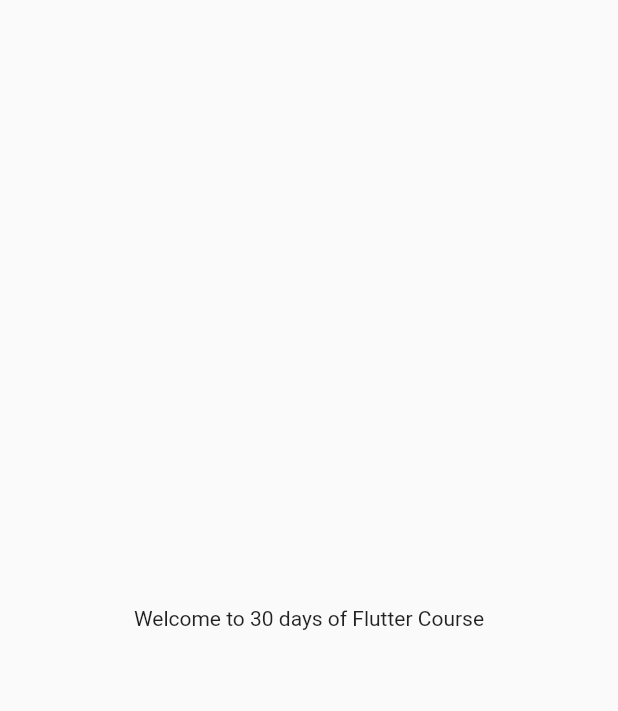
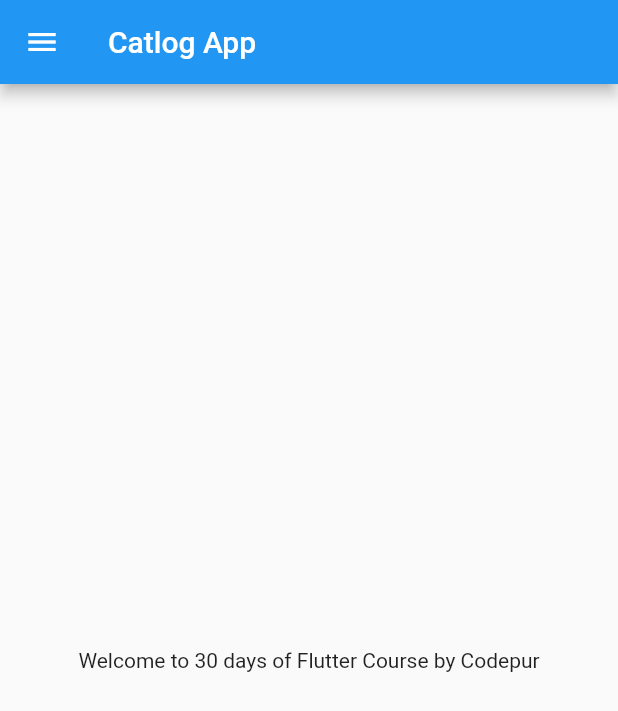
Before and after one commit to amitmahajan09/30DaysOfFlutter, a Flutter app: the screen it shows after launch, on a phone screen of 412 x 824 dp. Shown: the top 711 px of the screen. Run offline on Flutter 3.47's test engine with Material 2 defaults, Android fonts, the phone set to English and light mode, and no system bars.

Commit message:
Day2 Completed

```diff
--- /dev/null
+++ b/lib/home_page.dart
@@ -0,0 +1,20 @@
+import 'package:flutter/material.dart';
+
+class HomePage extends StatelessWidget {
+  final int days = 30;
+  final String name = "Codepur";
+  @override
+  Widget build(BuildContext context) {
+    return Scaffold(
+      appBar: AppBar(
+        title: Text("Catlog App"),
+      ),
+      body: Center(
+        child: Container(
+          child: Text("Welcome to $days days of Flutter Course by $name"),
+        ),
+      ),
+      drawer: Drawer(),
+    );
+  }
+}
--- a/lib/main.dart
+++ b/lib/main.dart
@@ -1,22 +1,13 @@
 import 'package:flutter/material.dart';
+import 'package:flutter_complete_guide/home_page.dart';
 
 void main() {
   runApp(MyApp());
 }
 
 class MyApp extends StatelessWidget {
-  const MyApp({Key? key}) : super(key: key);
-
   @override
   Widget build(BuildContext context) {
-    return MaterialApp(
-      home: Material(
-        child: Center(
-          child: Container(
-            child: Text("Welcome to 30 days of Flutter Course"),
-          ),
-        ),
-      ),
-    );
+    return MaterialApp(home: HomePage());
   }
 }
```
